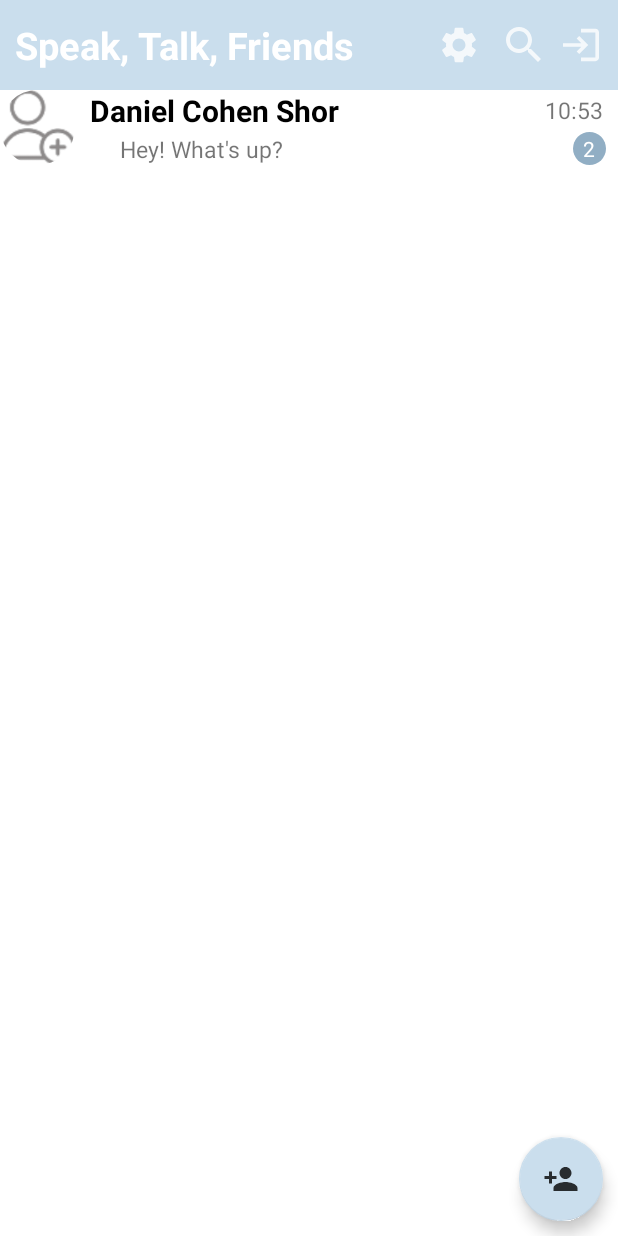
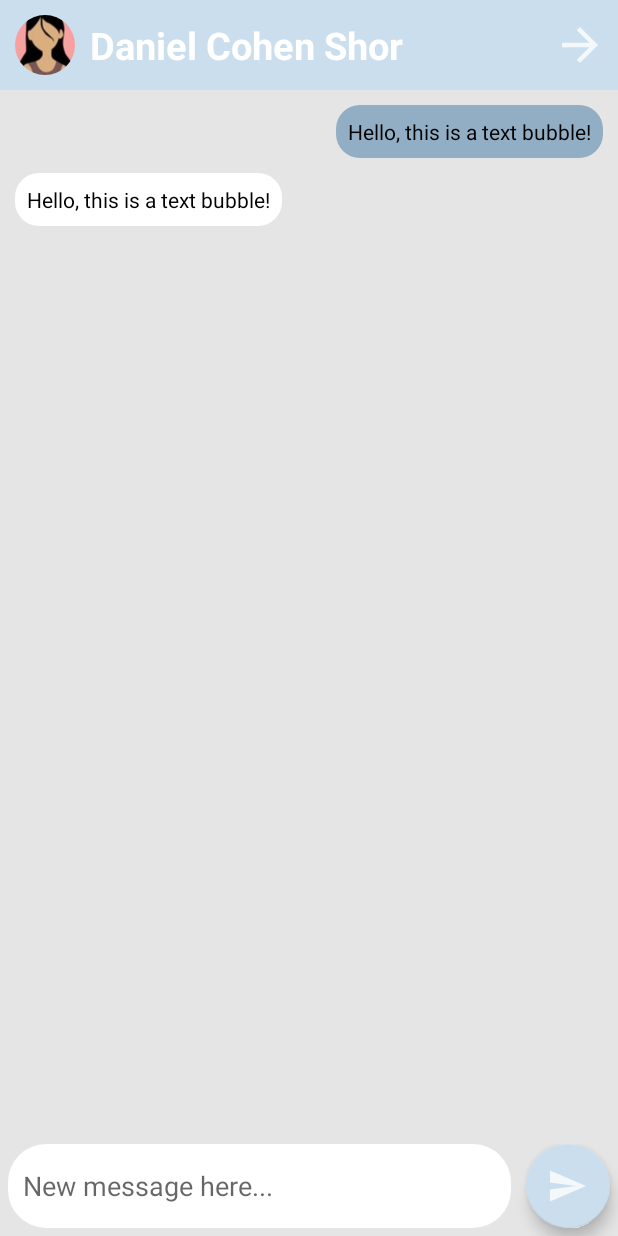
Before and after one commit to DanielCohenShor/STF_Android, an Android app: the screen it shows after launch (ContactsActivity before the commit, ChatActivity after it), on a phone screen of 412 x 824 dp. Run offline under Robolectric (Android 15) with nearby library versions, the phone set to English and light mode, and no system bars; our stand-ins replace CircleImageView.

Commit message:
make chat screen design

```diff
--- a/app/src/main/AndroidManifest.xml
+++ b/app/src/main/AndroidManifest.xml
@@ -13,13 +13,16 @@
         android:theme="@style/Theme.STF"
         tools:targetApi="31">
         <activity
+            android:name=".ContactsActivity"
+            android:exported="false" />
+        <activity
             android:name=".RegisterActivity"
             android:exported="false" />
         <activity
             android:name=".LoginActivity"
             android:exported="false" />
         <activity
-            android:name=".ContactsActivity"
+            android:name=".ChatActivity"
             android:exported="true">
             <intent-filter>
                 <action android:name="android.intent.action.MAIN" />
--- /dev/null
+++ b/app/src/main/java/com/example/stf/ChatActivity.java
@@ -0,0 +1,14 @@
+package com.example.stf;
+
+import androidx.appcompat.app.AppCompatActivity;
+
+import android.os.Bundle;
+
+public class ChatActivity extends AppCompatActivity {
+
+    @Override
+    protected void onCreate(Bundle savedInstanceState) {
+        super.onCreate(savedInstanceState);
+        setContentView(R.layout.activity_chat);
+    }
+}
--- /dev/null
+++ b/app/src/main/res/drawable-anydpi/ic_exit_chat.xml
@@ -0,0 +1,16 @@
+<vector xmlns:android="http://schemas.android.com/apk/res/android"
+    android:width="24dp"
+    android:height="24dp"
+    android:viewportWidth="24"
+    android:viewportHeight="24"
+    android:tint="#FFFFFF"
+    android:alpha="0.8">
+  <group android:scaleX="1.5"
+      android:scaleY="1.5"
+      android:translateX="-6"
+      android:translateY="-6">
+    <path
+        android:fillColor="@android:color/white"
+        android:pathData="M12,4l-1.41,1.41L16.17,11H4v2h12.17l-5.58,5.59L12,20l8,-8z"/>
+  </group>
+</vector>
--- /dev/null
+++ b/app/src/main/res/drawable-anydpi/ic_send_message.xml
@@ -0,0 +1,17 @@
+<vector xmlns:android="http://schemas.android.com/apk/res/android"
+    android:width="24dp"
+    android:height="24dp"
+    android:viewportWidth="24"
+    android:viewportHeight="24"
+    android:tint="#FFFFFF"
+    android:alpha="0.8"
+    android:autoMirrored="true">
+  <group android:scaleX="1.1428572"
+      android:scaleY="1.1428572"
+      android:translateX="-2.2857144"
+      android:translateY="-1.7142857">
+    <path
+        android:fillColor="@android:color/white"
+        android:pathData="M2.01,21L23,12 2.01,3 2,10l15,2 -15,2z"/>
+  </group>
+</vector>
--- /dev/null
+++ b/app/src/main/res/drawable/contact_text_bubble_drawable.xml
@@ -0,0 +1,5 @@
+<?xml version="1.0" encoding="utf-8"?>
+<shape xmlns:android="http://schemas.android.com/apk/res/android">
+    <solid android:color="@color/white" /> <!-- Set the background color of the bubble -->
+    <corners android:radius="16dp" /> <!-- Set the corner radius of the bubble -->
+</shape>
--- /dev/null
+++ b/app/src/main/res/drawable/my_text_bubble_drawable.xml
@@ -0,0 +1,5 @@
+<?xml version="1.0" encoding="utf-8"?>
+<shape xmlns:android="http://schemas.android.com/apk/res/android">
+    <solid android:color="#91aec4" /> <!-- Set the background color of the bubble -->
+    <corners android:radius="16dp" /> <!-- Set the corner radius of the bubble -->
+</shape>
--- /dev/null
+++ b/app/src/main/res/drawable/send_message_edit_text.xml
@@ -0,0 +1,6 @@
+<?xml version="1.0" encoding="utf-8"?>
+<shape
+    xmlns:android="http://schemas.android.com/apk/res/android">
+    <solid android:color="@color/white" />
+    <corners android:radius="25dp" />
+</shape>
--- /dev/null
+++ b/app/src/main/res/drawable/send_message_icon_drawable.xml
@@ -0,0 +1,8 @@
+<?xml version="1.0" encoding="utf-8"?>
+<layer-list
+    xmlns:android="http://schemas.android.com/apk/res/android">
+    <item android:drawable="@drawable/send_message_icon"
+        android:width="30dp"
+        android:height="30dp"
+        android:left="8dp"/>
+</layer-list>
--- /dev/null
+++ b/app/src/main/res/layout/activity_chat.xml
@@ -0,0 +1,119 @@
+<?xml version="1.0" encoding="utf-8"?>
+<androidx.constraintlayout.widget.ConstraintLayout
+    xmlns:android="http://schemas.android.com/apk/res/android"
+    xmlns:app="http://schemas.android.com/apk/res-auto"
+    xmlns:tools="http://schemas.android.com/tools"
+    android:layout_width="match_parent"
+    android:layout_height="match_parent"
+    tools:context=".ContactsActivity"
+    android:background="#E6E5E5">
+
+    <LinearLayout
+        android:id="@+id/linearLayout"
+        android:layout_width="match_parent"
+        android:layout_height="60dp"
+        android:background="@drawable/contacts_bar"
+        android:orientation="horizontal"
+        app:layout_constraintStart_toStartOf="parent"
+        app:layout_constraintTop_toTopOf="parent">
+
+        <de.hdodenhof.circleimageview.CircleImageView
+            android:id="@+id/contactImg"
+            android:layout_width="40dp"
+            android:layout_height="match_parent"
+            android:src="@drawable/picture1"
+            app:civ_border_color="#FF000000"
+            android:layout_marginStart="10dp"/>
+
+        <TextView
+            android:id="@+id/tvHeadline"
+            android:layout_width="0dp"
+            android:layout_height="wrap_content"
+            android:layout_gravity="center"
+            android:layout_marginStart="10dp"
+            android:layout_weight="1"
+            android:text="Daniel Cohen Shor"
+            android:textColor="@color/white"
+            android:textSize="25sp"
+            android:textStyle="bold" />
+
+        <ImageButton
+            android:id="@+id/btnExitChat"
+            android:layout_width="0dp"
+            android:layout_height="wrap_content"
+            android:layout_gravity="center"
+            android:layout_marginStart="10dp"
+            android:layout_marginEnd="10dp"
+            android:layout_weight="0.1"
+            android:adjustViewBounds="true"
+            android:background="#00FFFFFF"
+            app:srcCompat="@drawable/ic_exit_chat" />
+    </LinearLayout>
+
+    <LinearLayout
+        android:layout_width="match_parent"
+        android:layout_height="wrap_content"
+        android:orientation="vertical"
+        app:layout_constraintTop_toBottomOf="@+id/linearLayout">
+
+        <TextView
+            android:id="@+id/tvMyMessage"
+            android:layout_width="wrap_content"
+            android:layout_height="wrap_content"
+            android:background="@drawable/my_text_bubble_drawable"
+            android:padding="8dp"
+            android:text="Hello, this is a text bubble!"
+            android:textColor="@color/black"
+            android:layout_gravity="end"
+            android:layout_marginEnd="10dp"
+            android:layout_marginTop="10dp"/>
+
+        <TextView
+            android:id="@+id/tvContactMessage"
+            android:layout_width="wrap_content"
+            android:layout_height="wrap_content"
+            android:background="@drawable/contact_text_bubble_drawable"
+            android:padding="8dp"
+            android:text="Hello, this is a text bubble!"
+            android:textColor="@color/black"
+            android:layout_gravity="start"
+            android:layout_marginStart="10dp"
+            android:layout_marginTop="10dp"/>
+    </LinearLayout>
+
+    <LinearLayout
+        android:layout_width="match_parent"
+        android:layout_height="wrap_content"
+        android:background="#E6E5E5"
+        app:layout_constraintBottom_toBottomOf="parent"
+        app:layout_constraintStart_toStartOf="parent">
+
+        <EditText
+            android:id="@+id/etSendMessage"
+            android:layout_width="0dp"
+            android:layout_height="match_parent"
+            android:layout_marginStart="5dp"
+            android:layout_marginEnd="10dp"
+            android:layout_marginBottom="5dp"
+            android:layout_weight="1"
+            android:background="@drawable/send_message_edit_text"
+            android:ems="10"
+            android:hint="New message here..."
+            android:inputType="text"
+            android:paddingStart="10dp"/>
+
+        <com.google.android.material.floatingactionbutton.FloatingActionButton
+            android:id="@+id/btnSendMessage"
+            android:layout_width="wrap_content"
+            android:layout_height="wrap_content"
+            android:layout_marginEnd="5dp"
+            android:layout_marginBottom="5dp"
+            android:background="@color/light_blue"
+            android:clickable="true"
+            app:layout_constraintBottom_toBottomOf="parent"
+            app:layout_constraintEnd_toEndOf="parent"
+            app:srcCompat="@drawable/ic_send_message"
+            app:tint="@android:color/white" />
+    </LinearLayout>
+
+</androidx.constraintlayout.widget.ConstraintLayout>
--- a/app/src/main/res/layout/activity_contacts.xml
+++ b/app/src/main/res/layout/activity_contacts.xml
@@ -153,5 +153,6 @@
         android:background="@color/light_blue"
         android:layout_marginBottom="10dp"
         android:layout_marginEnd="10dp"
-        android:contentDescription="@string/cd_add_new_contact"/>
+        android:contentDescription="@string/cd_add_new_contact"
+        app:tint="@android:color/white"/>
 </androidx.constraintlayout.widget.ConstraintLayout>
```
Also changed, not shown: app/src/main/res/drawable-hdpi/ic_exit_chat.png (added), app/src/main/res/drawable-hdpi/ic_send_message.png (added), app/src/main/res/drawable-mdpi/ic_exit_chat.png (added), app/src/main/res/drawable-mdpi/ic_send_message.png (added), app/src/main/res/drawable-xhdpi/ic_exit_chat.png (added), app/src/main/res/drawable-xhdpi/ic_send_message.png (added), app/src/main/res/drawable-xxhdpi/ic_exit_chat.png (added), app/src/main/res/drawable-xxhdpi/ic_send_message.png (added), app/src/main/res/drawable/picture1.png (added), app/src/main/res/drawable/send_message_icon.png (added).
